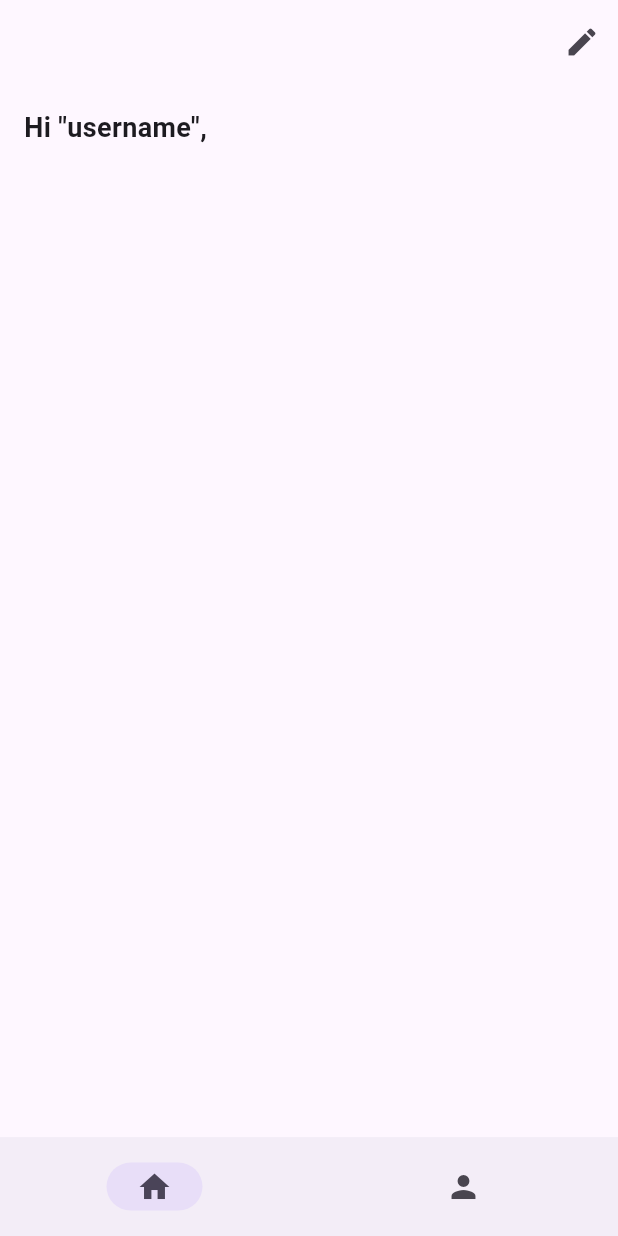
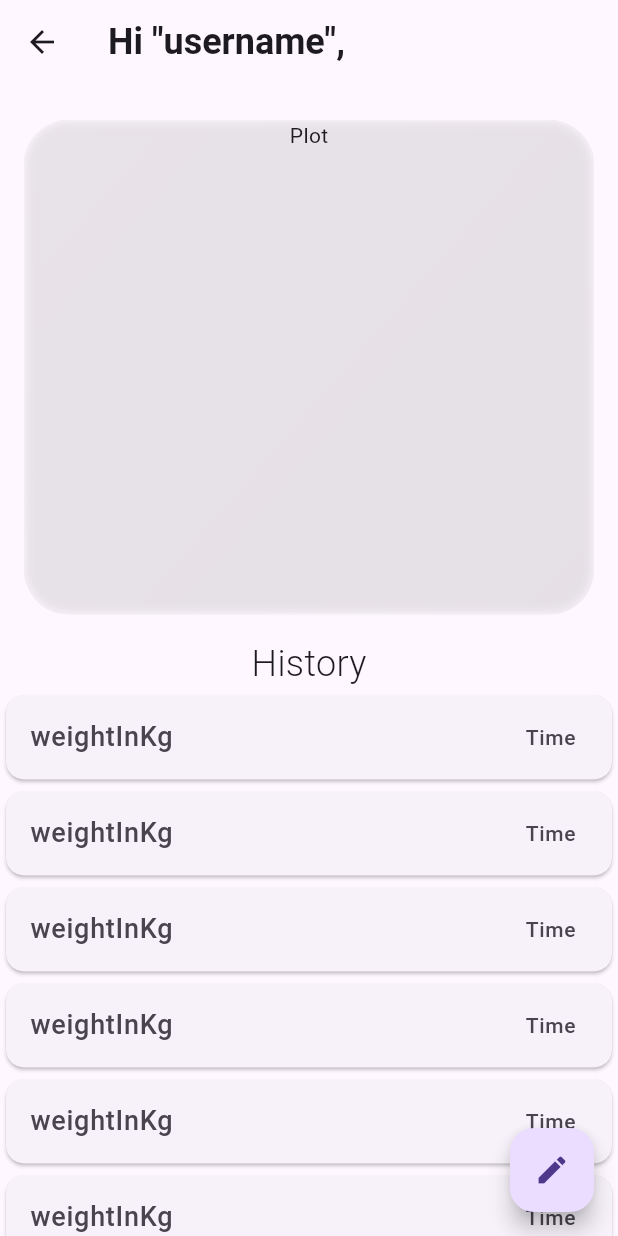
Before and after one commit to Gsuyash20/weight_tracker, a Flutter app: the HomePage screen opened directly, on a phone screen of 412 x 824 dp. Run offline on Flutter 3.47's test engine with Material 3 defaults, Android fonts, the phone set to English and light mode, and no system bars; our stand-ins replace font_awesome_flutter, hive_flutter; accounts and stored records are empty.

Commit message:
UI completed

```diff
--- /dev/null
+++ b/lib/components/frosted_glass.dart
@@ -0,0 +1,55 @@
+import 'dart:ui';
+import 'package:flutter/material.dart';
+
+class FrostedGlass extends StatelessWidget {
+  const FrostedGlass(
+      {super.key,
+      required this.width,
+      required this.height,
+      required this.child});
+  final double width;
+  final double height;
+  final dynamic child;
+  @override
+  Widget build(BuildContext context) {
+    return ClipRRect(
+      borderRadius: const BorderRadius.all(Radius.circular(30)),
+      child: Container(
+        width: width,
+        height: height,
+        color: Colors.transparent.withOpacity(0.1),
+        child: Stack(
+          children: [
+            //blur effect ~bottom layer
+            BackdropFilter(
+              filter: ImageFilter.blur(sigmaX: 4, sigmaY: 4),
+              child: Container(),
+            ),
+            //gradient effect ~middle layer
+            Container(
+              decoration: BoxDecoration(
+                borderRadius: const BorderRadius.only(
+                  topLeft: Radius.circular(30),
+                  topRight: Radius.circular(30),
+                ),
+                border: Border.all(color: Colors.white.withOpacity(0.13)),
+                gradient: LinearGradient(
+                  colors: [
+                    Colors.white.withOpacity(0.15),
+                    Colors.white.withOpacity(0.05)
+                  ],
+                  begin: Alignment.topLeft,
+                  end: Alignment.bottomRight,
+                ),
+              ),
+            ),
+            //child ~ top layer
+            Center(
+              child: child,
+            )
+          ],
+        ),
+      ),
+    );
+  }
+}
--- /dev/null
+++ b/lib/pages/home_page.dart
@@ -0,0 +1,77 @@
+import 'package:flutter/material.dart';
+
+import '../components/frosted_glass.dart';
+
+class HomePage extends StatefulWidget {
+  const HomePage({super.key});
+
+  @override
+  State<HomePage> createState() => _HomePageState();
+}
+
+class _HomePageState extends State<HomePage> {
+  @override
+  Widget build(BuildContext context) {
+    return Scaffold(
+      appBar: AppBar(
+        title:  const Text(
+          //Todo: add username
+          'Hi "username",',
+          style: TextStyle(fontSize: 24, fontWeight: FontWeight.bold),
+        ),
+      ),
+      body: Column(
+        children: [
+          Container(
+            padding: const EdgeInsets.all(16),
+            child: Column(
+              crossAxisAlignment: CrossAxisAlignment.start,
+              children: [
+                const SizedBox(height: 8),
+                FrostedGlass(
+                    width: MediaQuery.of(context).size.width,
+                    height: MediaQuery.of(context).size.height / 2.5,
+                    child: const Column(
+                      children: [Text('Plot')],
+
+                    ))
+              ],
+            ),
+          ),
+          const Text(
+            'History',
+            style: TextStyle(fontSize: 24, fontWeight: FontWeight.w300),
+          ),
+          Expanded(
+            child: ListView.builder(
+                itemCount: 10,
+                itemBuilder: (context, index) {
+                  //final entry = weightEntry[index];
+                  return const Card(
+                    child: ListTile(
+                      leading: Text(
+                        'weightInKg',
+                        //'Weight: ${entry.weight.toString()} kg',
+                        style: TextStyle(fontSize: 18.0),
+                      ),
+                      trailing: Text(
+                        'Time',
+                        //'Entry Time: ${entry.entryTime.toString()}',
+                        style: TextStyle(fontSize: 14.0),
+                      ),
+                    ),
+                  );
+                }),
+          )
+        ],
+      ),
+      floatingActionButton: FloatingActionButton(
+        onPressed: () {
+          //Todo: Navigate to edit weight screen
+        },
+        tooltip: 'Edit Entry',
+        child: const Icon(Icons.edit),
+      ),
+    );
+  }
+}
--- a/lib/screens/home_page.dart
+++ /dev/null
@@ -1,64 +0,0 @@
-import 'package:flutter/material.dart';
-
-class HomePage extends StatefulWidget {
-  const HomePage({super.key});
-
-  @override
-  State<HomePage> createState() => _HomePageState();
-}
-
-class _HomePageState extends State<HomePage> {
-  int currentPageIndex = 0;
-  @override
-  Widget build(BuildContext context) {
-    return Scaffold(
-      appBar: AppBar(
-        actions: [
-          IconButton(
-            icon: const Icon(
-              Icons.edit,
-            ),
-            tooltip: 'Edit Weight',
-            onPressed: () {
-              //Todo: Navigate to edit weight screen
-            },
-          ),
-        ],
-      ),
-      body: Column(
-        children: [
-          Container(
-            padding: const EdgeInsets.all(16),
-            child: const Column(
-              crossAxisAlignment: CrossAxisAlignment.start,
-              children: [
-                Text(
-                  //Todo: add username
-                  'Hi "username",',
-                  style: TextStyle(fontSize: 18, fontWeight: FontWeight.bold),
-                ),
-                SizedBox(height: 8),
-              ],
-            ),
-          )
-          // _buildWeightHistory(),
-          // _buildLinePlot(),
-        ],
-      ),
-      bottomNavigationBar: NavigationBar(
-        destinations: const [
-          NavigationDestination(icon: Icon(Icons.home), label: 'Home'),
-          NavigationDestination(icon: Icon(Icons.person), label: 'Profile')
-        ],
-        labelBehavior: NavigationDestinationLabelBehavior.alwaysHide,
-        height: MediaQuery.of(context).size.height * 0.08,
-        selectedIndex: currentPageIndex,
-        onDestinationSelected: (int index) {
-          setState(() {
-            currentPageIndex = index;
-          });
-        },
-      ),
-    );
-  }
-}
```
Also changed, not shown: lib/main.dart (+5 -2 lines), lib/pages/create_profile.dart (renamed from lib/screens/create_profile.dart, +42 -41 lines), lib/pages/main_page.dart (added, +35 -0 lines), lib/pages/profile_page.dart (added, +43 -0 lines).
